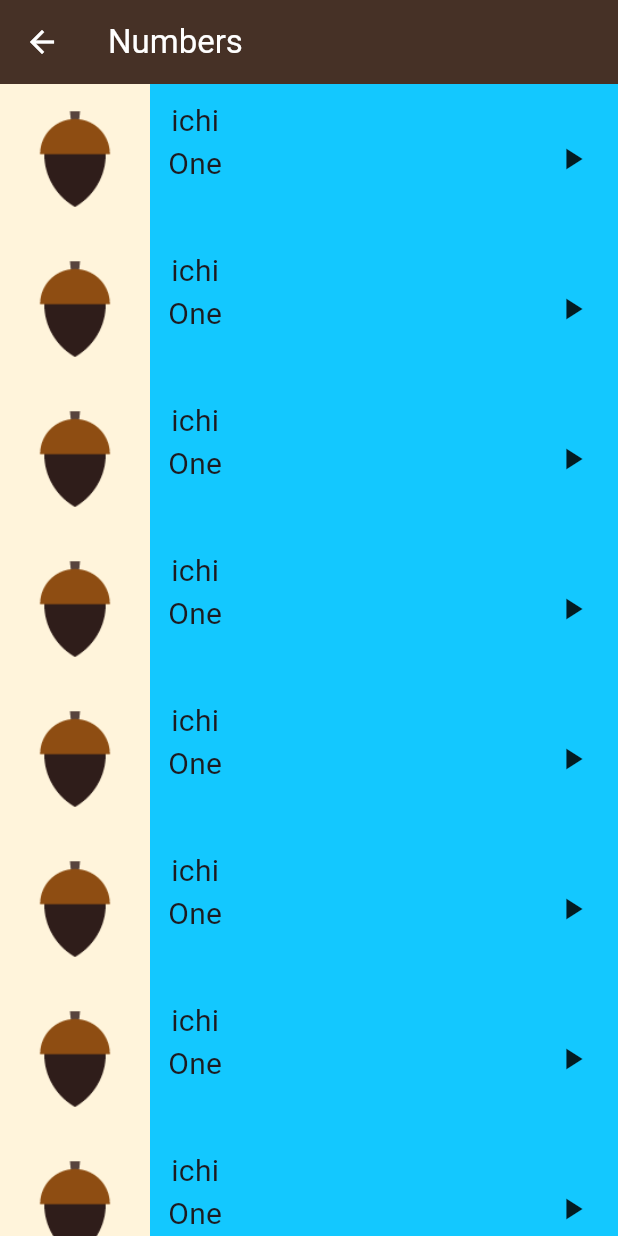
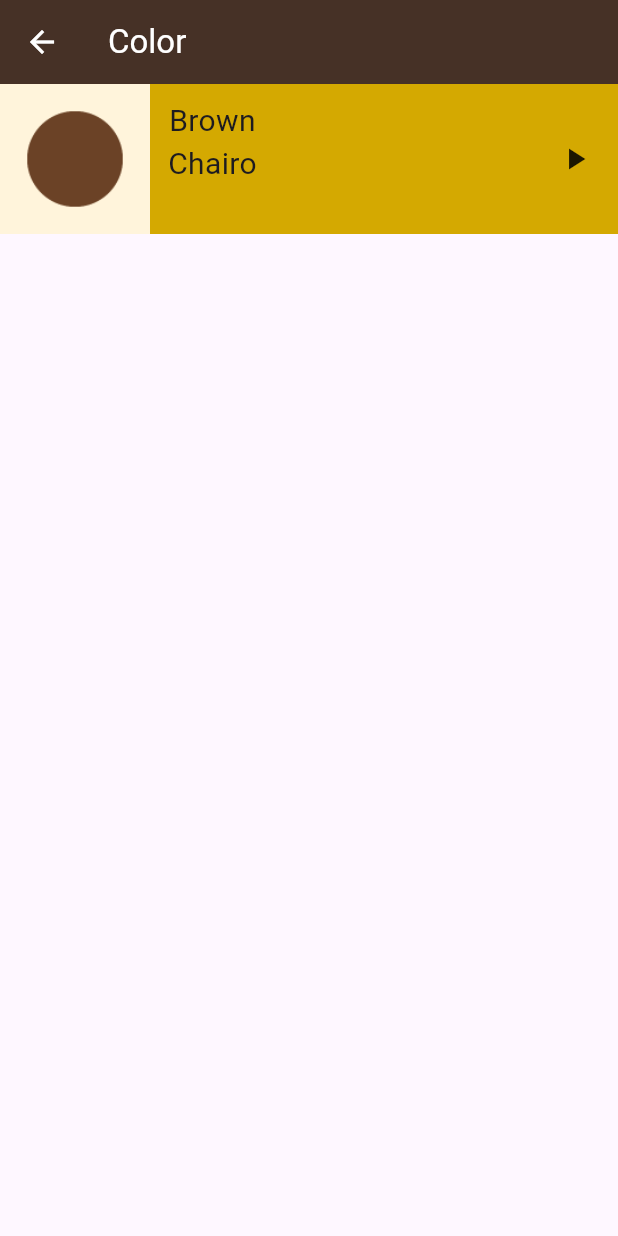
Before and after one commit to m07amadd/langapp, a Flutter app: the screen it shows after launch, after a tap on "colors", on a phone screen of 412 x 824 dp. Run offline on Flutter 3.47's test engine with Material 3 defaults, Android fonts, the phone set to English and light mode, and no system bars; our stand-ins replace audioplayers.

Commit message:
finish color and members pages

```diff
--- a/lib/models/item_model.dart
+++ b/lib/models/item_model.dart
@@ -1,9 +1,21 @@
+import 'package:audioplayers/audioplayers.dart';
+
 class ItemModel {
   String image;
   String engName;
   String jpName;
   int color;
+  String Sound;
 
-  ItemModel(this.color,
-      {required this.image, required this.engName, required this.jpName});
+  ItemModel(
+      {required this.color,
+      required this.Sound,
+      required this.image,
+      required this.engName,
+      required this.jpName});
+
+  void audioPlayer() {
+    final player = AudioPlayer();
+    player.play(AssetSource(Sound));
+  }
 }
--- /dev/null
+++ b/lib/pages/color_page.dart
@@ -0,0 +1,41 @@
+import 'package:flutter/material.dart';
+import 'package:langapp/models/item_model.dart';
+import 'package:langapp/widgets/items_of_languages.dart';
+
+class ColorPage extends StatelessWidget {
+  ColorPage({super.key});
+
+  late List<ItemModel> NumberLiST = [
+    ItemModel(
+      color: 0xffD4A901,
+      Sound: 'sounds/color/brown.wav',
+      image: 'assets/images/color/color_brown.png',
+      engName: 'Chairo',
+      jpName: 'Brown',
+    ),
+  ];
+
+  @override
+  Widget build(BuildContext context) {
+    return Scaffold(
+        appBar: AppBar(
+          iconTheme: const IconThemeData(
+            color: Colors.white, //change your color here
+          ),
+          backgroundColor: Color(0xff463126),
+          title: const Text(
+            'Color',
+            style: TextStyle(
+              color: Colors.white,
+            ),
+          ),
+        ),
+        body: ListView.builder(
+            itemCount: NumberLiST.length,
+            itemBuilder: (context, index) {
+              return ItemsOfLanguages(
+                item: NumberLiST[index],
+              );
+            }));
+  }
+}
--- a/lib/pages/number_page.dart
+++ b/lib/pages/number_page.dart
@@ -1,59 +1,88 @@
 import 'package:flutter/material.dart';
 import 'package:langapp/models/item_model.dart';
-import 'package:langapp/widgets/items_of_numbers.dart';
+import 'package:langapp/widgets/items_of_languages.dart';
 
 class NumberPage extends StatelessWidget {
   NumberPage({super.key});
 
   late List<ItemModel> NumberLiST = [
-    ItemModel(0xffFFF4DB,
-        image: 'assets/images/numbers/number_one.png',
-        engName: 'One',
-        jpName: 'ichi'),
-    ItemModel(0xffFFF4DB,
-        image: 'assets/images/numbers/number_one.png',
-        engName: 'One',
-        jpName: 'ichi'),
-    ItemModel(0xffFFF4DB,
-        image: 'assets/images/numbers/number_one.png',
-        engName: 'One',
-        jpName: 'ichi'),
     ItemModel(
-      0xffFFF4DB,
+      color: 0xffFFF4DB,
+      Sound: 'sounds/numbers/number_one_sound.mp3',
       image: 'assets/images/numbers/number_one.png',
       engName: 'One',
       jpName: 'ichi',
     ),
     ItemModel(
-      0xffFFF4DB,
+      color: 0xffFFF4DB,
+      Sound: 'sounds/numbers/number_two_sound.mp3',
+      image: 'assets/images/numbers/number_two.png',
+      engName: 'Two',
+      jpName: 'Ni',
+    ),
+    ItemModel(
+      color: 0xffFFF4DB,
+      Sound: 'sounds/numbers/number_three_sound.mp3',
+      image: 'assets/images/numbers/number_three.png',
+      engName: 'Three',
+      jpName: 'San',
+    ),
+    ItemModel(
+      color: 0xffFFF4DB,
+      Sound: 'sounds/numbers/number_one_sound.mp3',
       image: 'assets/images/numbers/number_one.png',
       engName: 'One',
       jpName: 'ichi',
     ),
     ItemModel(
-      0xffFFF4DB,
+      color: 0xff13C8FF,
+      Sound: 'sounds/numbers/number_one_sound.mp3',
       image: 'assets/images/numbers/number_one.png',
       engName: 'One',
       jpName: 'ichi',
     ),
     ItemModel(
-      0xffFFF4DB,
+      color: 0xff13C8FF,
+      Sound: 'sounds/numbers/number_one_sound.mp3',
       image: 'assets/images/numbers/number_one.png',
       engName: 'One',
       jpName: 'ichi',
     ),
-    ItemModel(0xffFFF4DB,
+    ItemModel(
+      color: 0xff13C8FF,
+      Sound: 'sounds/numbers/number_one_sound.mp3',
       image: 'assets/images/numbers/number_one.png',
       engName: 'One',
-        jpName: 'ichi'),
-    ItemModel(0xffFFF4DB,
+      jpName: 'ichi',
+    ),
+    ItemModel(
+      color: 0xff13C8FF,
+      Sound: 'sounds/numbers/number_one_sound.mp3',
       image: 'assets/images/numbers/number_one.png',
       engName: 'One',
-        jpName: 'ichi'),
-    ItemModel(0xffFFF4DB,
+      jpName: 'ichi',
+    ),
+    ItemModel(
+      color: 0xff13C8FF,
+      Sound: 'sounds/numbers/number_one_sound.mp3',
       image: 'assets/images/numbers/number_one.png',
       engName: 'One',
-        jpName: 'ichi'),
+      jpName: 'ichi',
+    ),
+    ItemModel(
+      color: 0xff13C8FF,
+      Sound: 'sounds/numbers/number_one_sound.mp3',
+      image: 'assets/images/numbers/number_one.png',
+      engName: 'One',
+      jpName: 'ichi',
+    ),
+    ItemModel(
+      color: 0xff13C8FF,
+      Sound: 'sounds/numbers/number_one_sound.mp3',
+      image: 'assets/images/numbers/number_one.png',
+      engName: 'One',
+      jpName: 'ichi',
+    ),
   ];
 
   @override
@@ -74,7 +103,7 @@ class NumberPage extends StatelessWidget {
         body: ListView.builder(
             itemCount: NumberLiST.length,
             itemBuilder: (context, index) {
-              return ItemsOfNumbers(
+              return ItemsOfLanguages(
                 item: NumberLiST[index],
               );
             }));
--- a/lib/widgets/categories_of_lang.dart
+++ b/lib/widgets/categories_of_lang.dart
@@ -1,6 +1,8 @@
 import 'package:flutter/material.dart';
 import 'package:flutter/rendering.dart';
 import 'package:flutter/widgets.dart';
+import 'package:langapp/pages/color_page.dart';
+import 'package:langapp/pages/members_page.dart';
 import 'package:langapp/pages/number_page.dart';
 import 'package:langapp/widgets/items_of_lang.dart';
 
@@ -50,7 +52,7 @@ class CategoriesLang extends StatelessWidget {
                     context,
                     MaterialPageRoute(
                       builder: (context) {
-                        return NumberPage();
+                        return MembersPage();
                       },
                     ),
                   );
@@ -78,7 +80,7 @@ class CategoriesLang extends StatelessWidget {
                     context,
                     MaterialPageRoute(
                       builder: (context) {
-                        return NumberPage();
+                        return ColorPage();
                       },
                     ),
                   );
--- a/lib/widgets/items_of_numbers.dart
+++ b/lib/widgets/items_of_languages.dart
@@ -2,20 +2,20 @@ import 'package:flutter/material.dart';
 import 'package:langapp/models/item_model.dart';
 import 'package:audioplayers/audioplayers.dart';
 
-class ItemsOfNumbers extends StatelessWidget {
-  const ItemsOfNumbers({super.key, required this.item});
+class ItemsOfLanguages extends StatelessWidget {
+  const ItemsOfLanguages({super.key, required this.item});
 
   final ItemModel item;
 
   @override
   Widget build(BuildContext context) {
     return Container(
-      color: Color(0xff13C8FF),
+      color: Color(item.color),
       child: Row(
         children: [
           Container(
             height: 100,
-            color: Color(item.color),
+            color: Color(0xffFFF4DB),
             child: Image.asset(item.image),
           ),
           Container(
@@ -40,10 +40,9 @@ class ItemsOfNumbers extends StatelessWidget {
             flex: 12,
           ),
           GestureDetector(
-            onTap: () async {
+            onTap: () {
               final player = AudioPlayer();
-              await player
-                  .play(AssetSource('sounds/numbers/number_one_sound.mp3'));
+              player.play(AssetSource(item.Sound));
             },
             child: const Icon(
               Icons.play_arrow,
--- a/pubspec.yaml
+++ b/pubspec.yaml
@@ -62,7 +62,11 @@ flutter:
   # To add assets to your application, add an assets section, like this:
   assets:
     - assets/images/numbers/
+    - assets/images/members/
+    - assets/images/color/
     - assets/sounds/numbers/
+    - assets/sounds/family_members/
+    - assets/sounds/color/
 
 
   # An image asset can refer to one or more resolution-specific "variants", see
```
Also changed, not shown: lib/pages/members_page.dart (added, +41 -0 lines), lib/pages/number_member_color_pages.dart (added). Lines whose indentation alone changed are shown as unchanged.
